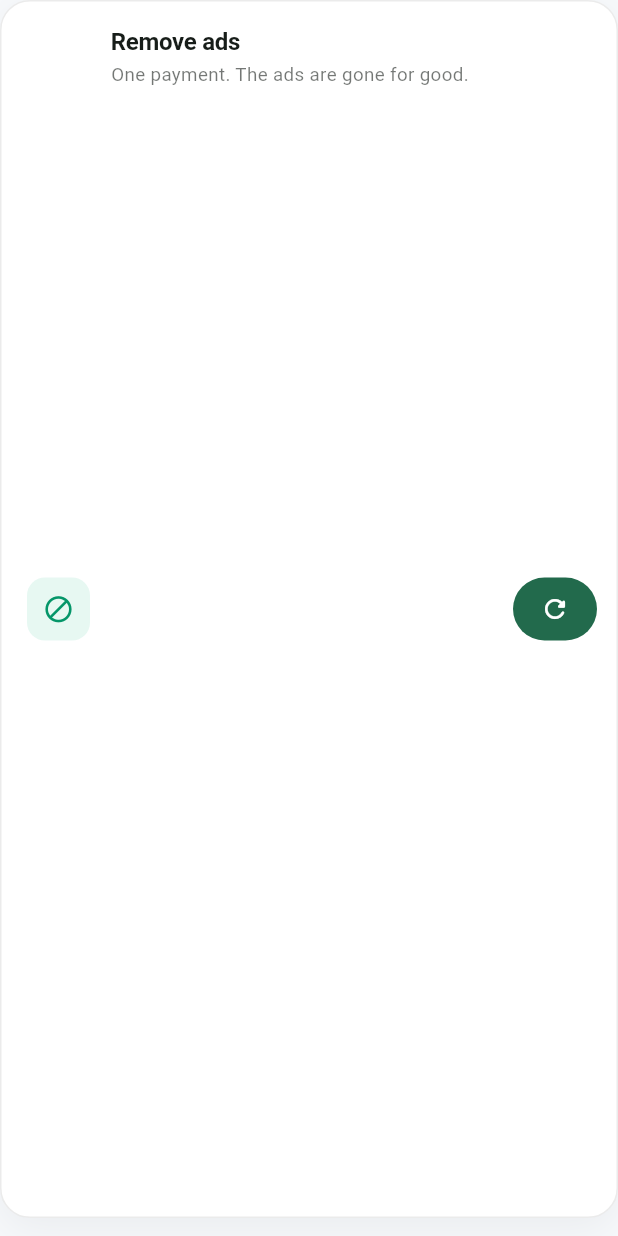
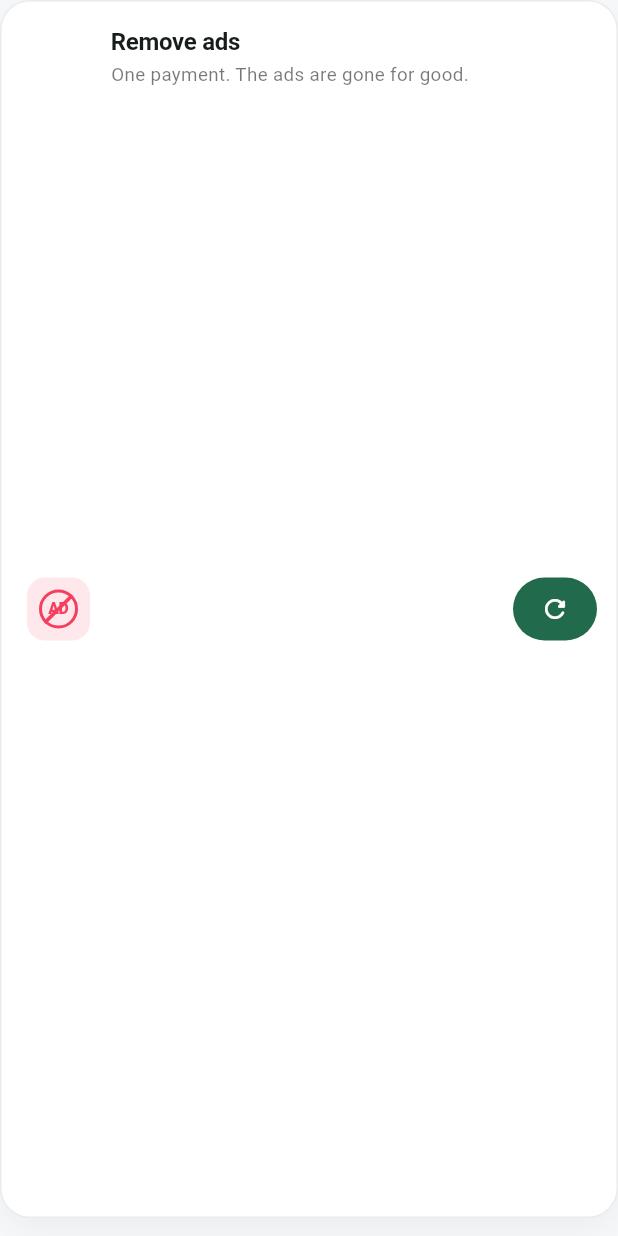
Before and after one commit to eddyjana1999/compound, a Flutter app: the RemoveAdsCard widget shown alone on an empty page, opened directly, on a phone screen of 412 x 824 dp. Run offline on Flutter 3.47's test engine with Material 3 defaults, Android fonts, the phone set to English and light mode, and no system bars; our stand-ins replace fl_chart, flutter_riverpod, google_mobile_ads, in_app_purchase, share_plus, shared_preferences; missing offline and left inert: app_tracking_transparency; accounts and stored records are empty; statements that could not run were skipped.

Commit message:
Draw an AD prohibition mark for the ad-removal offer
The generic block icon said something was forbidden without saying what,
in the one place where the product's whole promise has to land at a glance.

Drawn rather than shipped as an image, so it follows the reader's text scale
and both themes. The red is the palette's existing cost colour rather than a
new one, and the slash is exactly the circle's diameter so it meets the ring
on both sides instead of stopping short or spilling past it.

Co-Authored-By: Claude Opus 5 <noreply@anthropic.com>

```diff
--- a/lib/ui/widgets/remove_ads_card.dart
+++ b/lib/ui/widgets/remove_ads_card.dart
@@ -1,3 +1,5 @@
+import 'dart:math' as math;
+
 import 'package:flutter/material.dart';
 import 'package:flutter_riverpod/flutter_riverpod.dart';
 
@@ -48,7 +50,6 @@ class _RemoveAdsCardState extends ConsumerState<RemoveAdsCard> {
     final resolving = offerState.isLoading;
 
     final l10n = AppLocalizations.of(context);
-    final palette = context.palette;
 
     return Padding(
       padding: widget.padded
@@ -63,15 +64,7 @@ class _RemoveAdsCardState extends ConsumerState<RemoveAdsCard> {
         padding: const EdgeInsets.fromLTRB(18, 16, 14, 16),
         child: Row(
           children: [
-            Container(
-              width: 42,
-              height: 42,
-              decoration: BoxDecoration(
-                color: palette.growthSoft,
-                borderRadius: BorderRadius.circular(12),
-              ),
-              child: Icon(Icons.block_rounded, size: 21, color: palette.growth),
-            ),
+            const _NoAdsMark(),
             const SizedBox(width: 14),
             Expanded(
               child: Column(
@@ -169,3 +162,67 @@ void showPurchaseOutcome(BuildContext context, PurchaseOutcome outcome) {
     ..hideCurrentSnackBar()
     ..showSnackBar(SnackBar(content: Text(message)));
 }
+
+/// A prohibition sign reading "AD".
+///
+/// The generic block icon said "something is forbidden" without saying what.
+/// This says which thing, in the one place where the product's whole promise
+/// has to land in a glance.
+///
+/// Drawn rather than shipped as an image so it follows the text scale and
+/// both themes. The red is the palette's own cost colour, not a new one.
+class _NoAdsMark extends StatelessWidget {
+  const _NoAdsMark();
+
+  @override
+  Widget build(BuildContext context) {
+    final red = context.palette.tax;
+    const size = 26.0;
+
+    return ExcludeSemantics(
+      child: Container(
+        width: 42,
+        height: 42,
+        decoration: BoxDecoration(
+          color: red.withValues(alpha: 0.12),
+          borderRadius: BorderRadius.circular(12),
+        ),
+        child: Center(
+          child: SizedBox(
+            width: size,
+            height: size,
+            child: Stack(
+              alignment: Alignment.center,
+              children: [
+                DecoratedBox(
+                  decoration: BoxDecoration(
+                    shape: BoxShape.circle,
+                    border: Border.all(color: red, width: 2),
+                  ),
+                  child: const SizedBox.expand(),
+                ),
+                Text(
+                  'AD',
+                  textDirection: TextDirection.ltr,
+                  style: TextStyle(
+                    fontSize: 10.5,
+                    height: 1,
+                    fontWeight: FontWeight.w800,
+                    letterSpacing: -0.3,
+                    color: red,
+                  ),
+                ),
+                // The bar is the circle's diameter, so it meets the ring on
+                // both sides exactly rather than stopping short or spilling.
+                Transform.rotate(
+                  angle: -math.pi / 4,
+                  child: Container(width: size, height: 2.4, color: red),
+                ),
+              ],
+            ),
+          ),
+        ),
+      ),
+    );
+  }
+}
```
